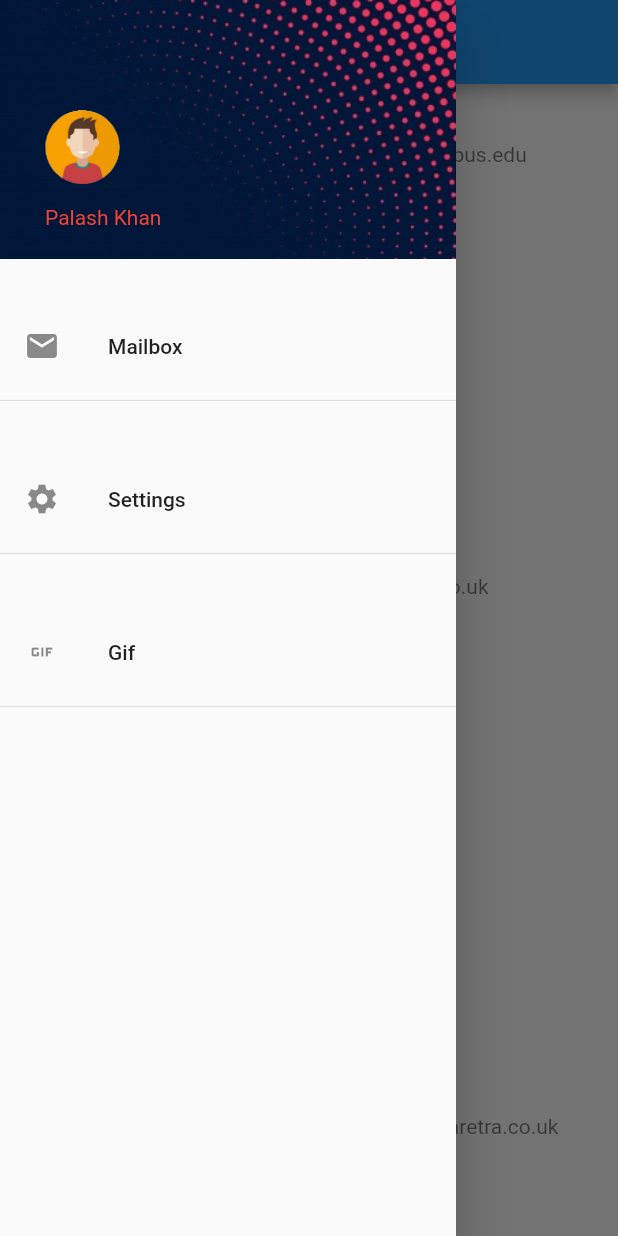
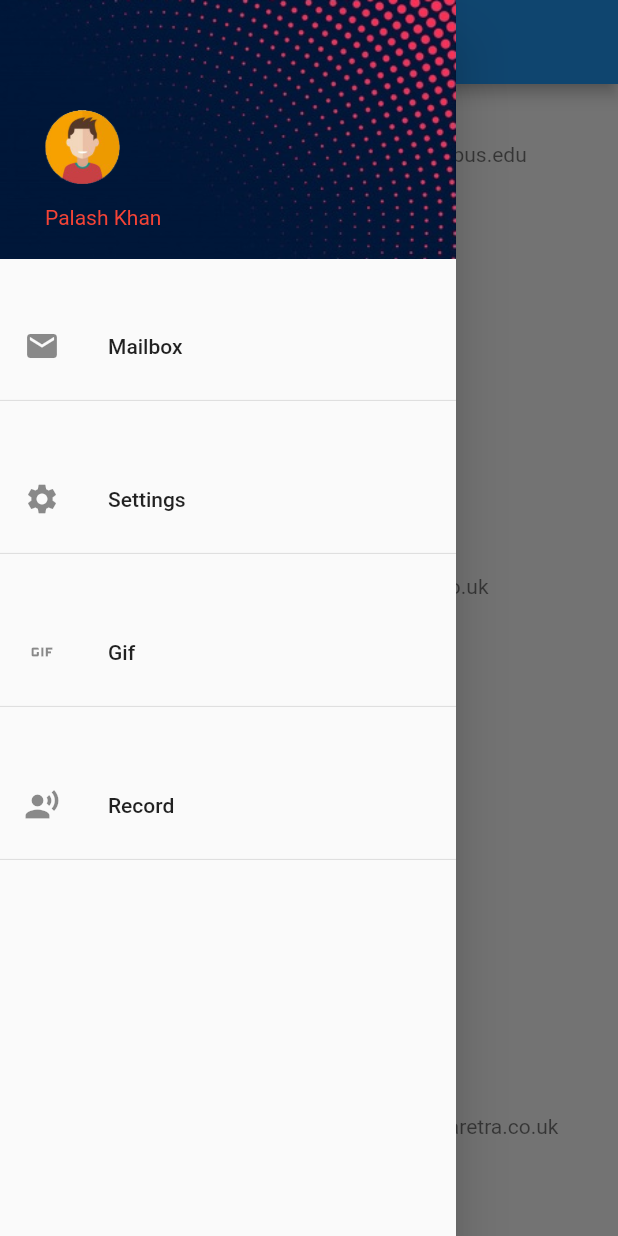
Before and after one commit to aip777/flutter, a Flutter app: the screen it shows after launch, with the side drawer open, on a phone screen of 412 x 824 dp. Run offline on Flutter 3.47's test engine with Material 2 defaults, Android fonts, the phone set to English and light mode, and no system bars.

Commit message:
Drawer Design

```diff
--- a/lib/main.dart
+++ b/lib/main.dart
@@ -74,6 +74,13 @@ class HomePage extends StatelessWidget{
                 title: Text("Gif"),
               ),
               Divider(),
+
+              SizedBox(height: 30,),
+              ListTile(
+                leading: Icon(Icons.record_voice_over),
+                title: Text("Record"),
+              ),
+              Divider(),
             ],
           ),
         ),
```
